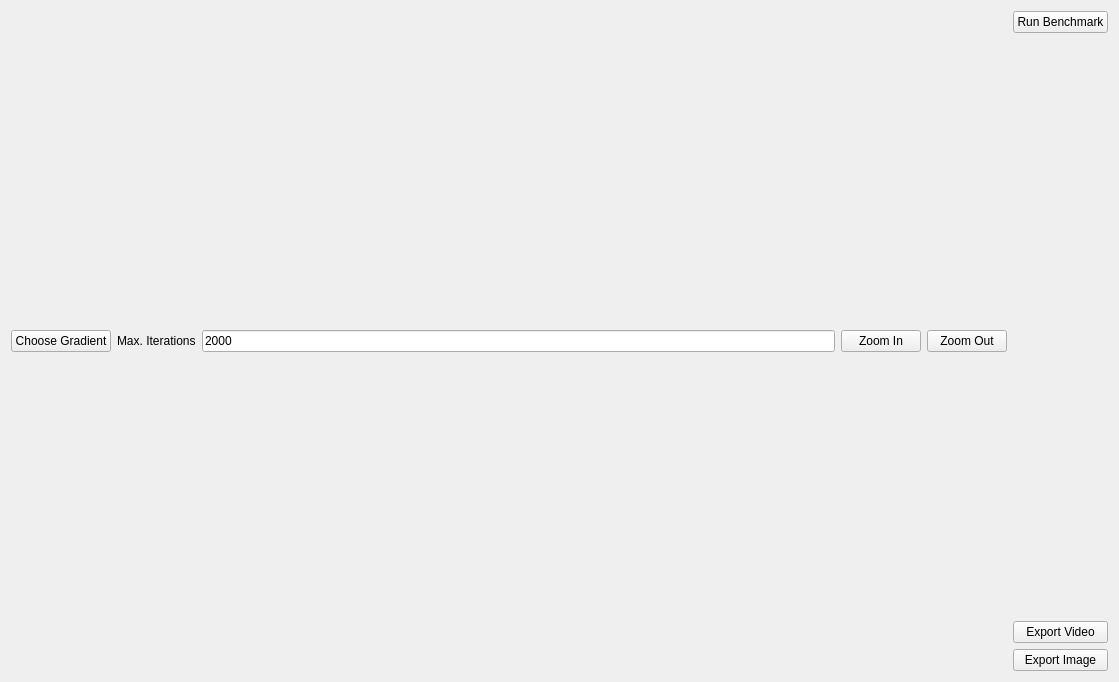
QlowB/Almond, file Almond.ui: the form before one commit.
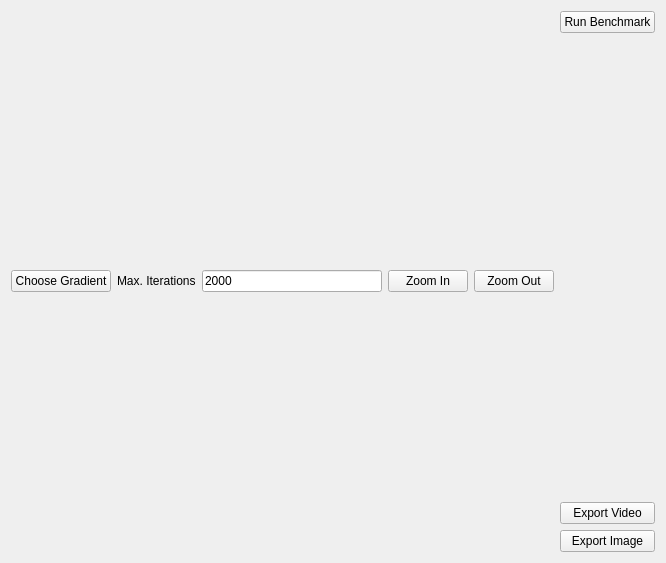
The form after the commit.

Commit message: reworking widget

Diff of the .ui file:
```diff
--- a/Almond.ui
+++ b/Almond.ui
@@ -9,8 +9,8 @@
    <rect>
     <x>0</x>
     <y>0</y>
-    <width>1119</width>
-    <height>682</height>
+    <width>666</width>
+    <height>563</height>
    </rect>
   </property>
   <property name="windowTitle">
```
The commit also changes 4 other files.
